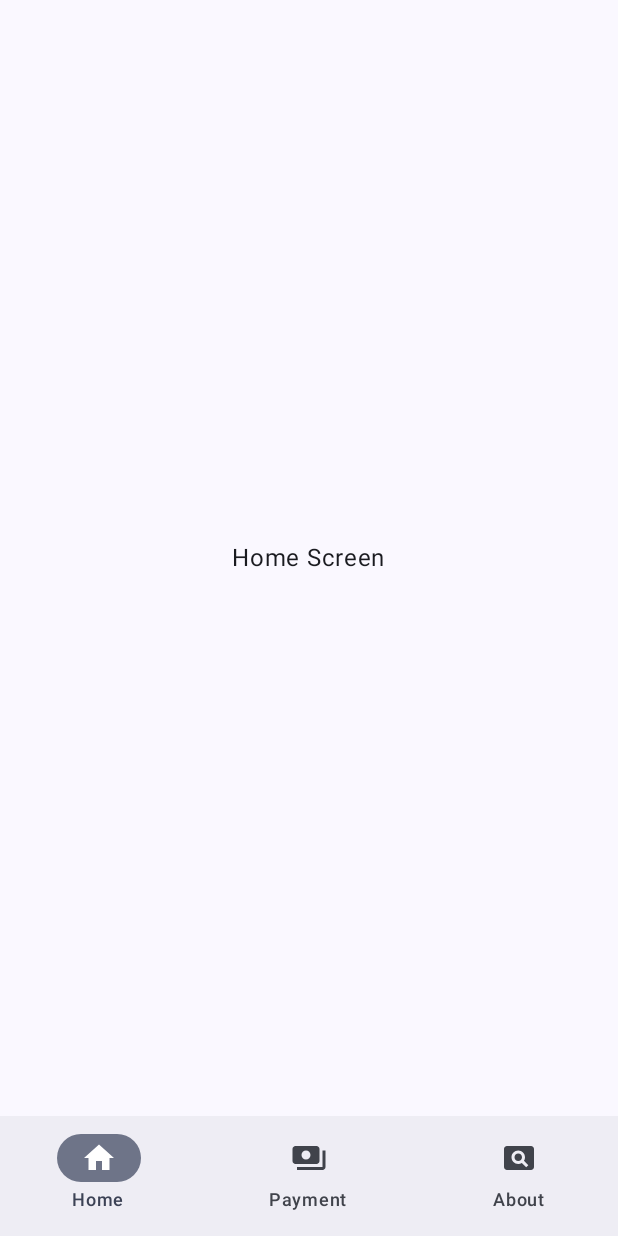
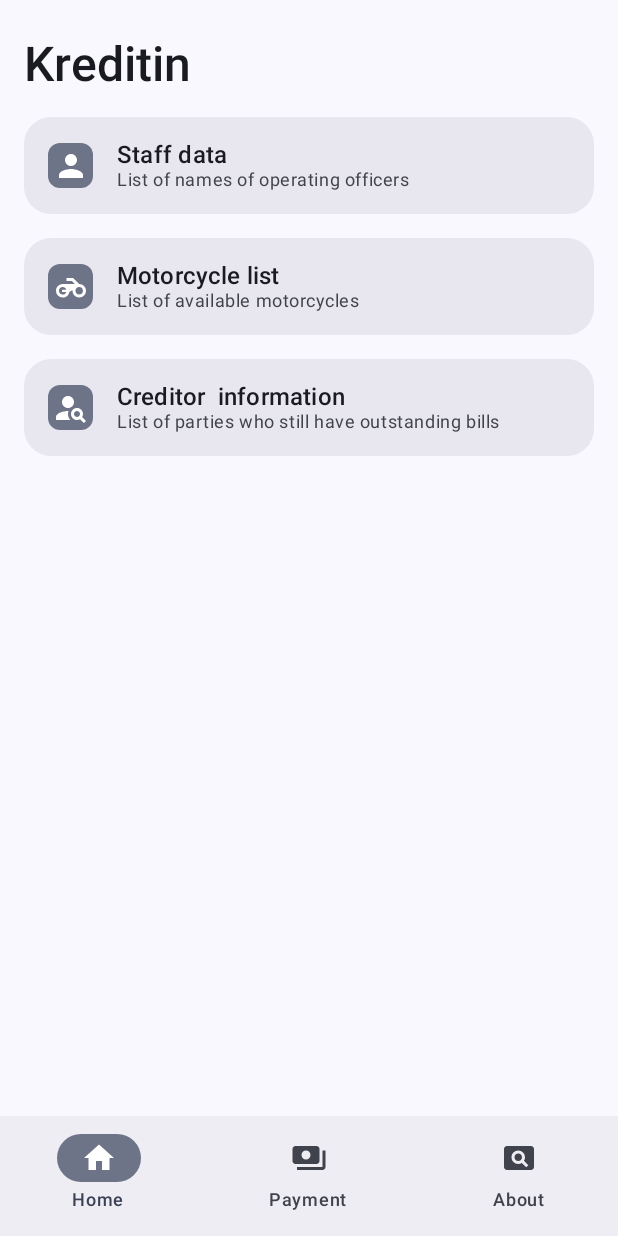
Before and after one commit to imkisi/kreditin, an Android app built with Jetpack Compose: the screen it shows after launch (MainActivity), on a phone screen of 412 x 824 dp. Run offline under Robolectric (Android 15) with nearby library versions, the phone set to English and light mode, and no system bars.

Commit message:
Update HomeScreen

```diff
--- a/app/src/main/java/com/example/kreditin/Home.kt
+++ b/app/src/main/java/com/example/kreditin/Home.kt
@@ -1,18 +1,238 @@
 package com.example.kreditin // Or your actual package name
 
+import androidx.compose.foundation.background
+import androidx.compose.foundation.clickable
 import androidx.compose.foundation.layout.Box
-import androidx.compose.foundation.layout.fillMaxSize
+import androidx.compose.foundation.layout.Column
+import androidx.compose.foundation.layout.Row
+import androidx.compose.foundation.layout.Spacer
+import androidx.compose.foundation.layout.fillMaxWidth
+import androidx.compose.foundation.layout.padding
+import androidx.compose.foundation.layout.size
+import androidx.compose.foundation.shape.RoundedCornerShape
+import androidx.compose.material.icons.Icons
+import androidx.compose.material.icons.filled.Motorcycle
+import androidx.compose.material.icons.filled.Person
+import androidx.compose.material.icons.filled.PersonSearch
+import androidx.compose.material3.CardDefaults
+import androidx.compose.material3.ElevatedCard
+import androidx.compose.material3.Icon
+import androidx.compose.material3.MaterialTheme
 import androidx.compose.material3.Text
 import androidx.compose.runtime.Composable
 import androidx.compose.ui.Alignment
 import androidx.compose.ui.Modifier
+import androidx.compose.ui.draw.clip
+import androidx.compose.ui.platform.LocalContext
+import androidx.compose.ui.unit.dp
+
+@Composable
+fun OfficerButton(
+    onClick: () -> Unit,
+    modifier: Modifier = Modifier
+) {
+    ElevatedCard(
+        onClick = onClick,
+        modifier = modifier
+            .fillMaxWidth()
+            .clickable(onClick = onClick),
+        shape = RoundedCornerShape(18.dp),
+        colors = CardDefaults.elevatedCardColors(
+            containerColor = MaterialTheme.colorScheme.surfaceContainerHigh
+        ),
+        elevation = CardDefaults.elevatedCardElevation(
+            defaultElevation = 0.dp,
+            pressedElevation = 2.dp
+        )
+    ) {
+        Row(
+            modifier = Modifier.padding(16.dp),
+            verticalAlignment = Alignment.CenterVertically
+        ) {
+            Box(
+                contentAlignment = Alignment.Center,
+                modifier = Modifier
+                    .size(30.dp)
+                    .clip(RoundedCornerShape(8.dp))
+                    .background(MaterialTheme.colorScheme.secondaryContainer)
+            ) {
+                Icon(
+                    imageVector = Icons.Default.Person,
+                    contentDescription = null,
+                    tint = MaterialTheme.colorScheme.onSecondaryContainer,
+                    modifier = Modifier.size(24.dp)
+                )
+            }
+
+            Spacer(modifier = Modifier.padding(start = 16.dp))
+
+            Column {
+                Text(
+                    text = "Staff data",
+                    style = MaterialTheme.typography.titleMedium,
+                    color = MaterialTheme.colorScheme.onSurface
+                )
+                Text(
+                    text = "List of names of operating officers",
+                    style = MaterialTheme.typography.bodySmall,
+                    color = MaterialTheme.colorScheme.onSurfaceVariant
+                )
+            }
+        }
+    }
+}
+
+@Composable
+fun VehicleButton(
+    onClick: () -> Unit,
+    modifier: Modifier = Modifier
+) {
+    ElevatedCard(
+        onClick = onClick,
+        modifier = modifier
+            .fillMaxWidth()
+            .clickable(onClick = onClick),
+        shape = RoundedCornerShape(18.dp),
+        colors = CardDefaults.elevatedCardColors(
+            containerColor = MaterialTheme.colorScheme.surfaceContainerHigh
+        ),
+        elevation = CardDefaults.elevatedCardElevation(
+            defaultElevation = 0.dp,
+            pressedElevation = 2.dp
+        )
+    ) {
+        Row(
+            modifier = Modifier.padding(16.dp),
+            verticalAlignment = Alignment.CenterVertically
+        ) {
+            Box(
+                contentAlignment = Alignment.Center,
+                modifier = Modifier
+                    .size(30.dp)
+                    .clip(RoundedCornerShape(8.dp))
+                    .background(MaterialTheme.colorScheme.secondaryContainer)
+            ) {
+                Icon(
+                    imageVector = Icons.Default.Motorcycle,
+                    contentDescription = null,
+                    tint = MaterialTheme.colorScheme.onSecondaryContainer,
+                    modifier = Modifier.size(24.dp)
+                )
+            }
+
+            Spacer(modifier = Modifier.padding(start = 16.dp))
+
+            Column {
+                Text(
+                    text = "Motorcycle list",
+                    style = MaterialTheme.typography.titleMedium,
+                    color = MaterialTheme.colorScheme.onSurface
+                )
+                Text(
+                    text = "List of available motorcycles",
+                    style = MaterialTheme.typography.bodySmall,
+                    color = MaterialTheme.colorScheme.onSurfaceVariant
+                )
+            }
+        }
+    }
+}
+
+@Composable
+fun CreditorButton(
+    onClick: () -> Unit,
+    modifier: Modifier = Modifier
+) {
+    ElevatedCard(
+        onClick = onClick,
+        modifier = modifier
+            .fillMaxWidth()
+            .clickable(onClick = onClick),
+        shape = RoundedCornerShape(18.dp),
+        colors = CardDefaults.elevatedCardColors(
+            containerColor = MaterialTheme.colorScheme.surfaceContainerHigh
+        ),
+        elevation = CardDefaults.elevatedCardElevation(
+            defaultElevation = 0.dp,
+            pressedElevation = 2.dp
+        )
+    ) {
+        Row(
+            modifier = Modifier.padding(16.dp),
+            verticalAlignment = Alignment.CenterVertically
+        ) {
+            Box(
+                contentAlignment = Alignment.Center,
+                modifier = Modifier
+                    .size(30.dp)
+                    .clip(RoundedCornerShape(8.dp))
+                    .background(MaterialTheme.colorScheme.secondaryContainer)
+            ) {
+                Icon(
+                    imageVector = Icons.Default.PersonSearch,
+                    contentDescription = null,
+                    tint = MaterialTheme.colorScheme.onSecondaryContainer,
+                    modifier = Modifier.size(24.dp)
+                )
+            }
+
+            Spacer(modifier = Modifier.padding(start = 16.dp))
+
+            Column {
+                Text(
+                    text = "Creditor  information",
+                    style = MaterialTheme.typography.titleMedium,
+                    color = MaterialTheme.colorScheme.onSurface
+                )
+                Text(
+                    text = "List of parties who still have outstanding bills",
+                    style = MaterialTheme.typography.bodySmall,
+                    color = MaterialTheme.colorScheme.onSurfaceVariant
+                )
+            }
+        }
+    }
+}
+
 
 @Composable
 fun HomeScreen() {
-    Box(
-        modifier = Modifier.fillMaxSize(),
-        contentAlignment = Alignment.Center
+    val context = LocalContext.current
+
+    Column(
+        modifier = Modifier
+            .padding(horizontal = 16.dp, vertical = 24.dp)
     ) {
-        Text(text = "Home Screen")
+        Text(text = "Kreditin",
+            style = MaterialTheme.typography.headlineLarge,
+            color = MaterialTheme.colorScheme.onSurface,
+            modifier = Modifier.padding(bottom = 16.dp))
+        Column(
+        ) {
+            OfficerButton(
+                onClick = {
+                    // val intent = Intent(context, OfficerListActivity::class.java)
+                    // context.startActivity(intent)
+                    println("Officer Button Clicked - Navigate to Officer List (TODO)")
+                },
+                modifier = Modifier.padding(bottom = 16.dp)
+            )
+            VehicleButton(
+                onClick = {
+                    // val intent = Intent(context, VehicleListActivity::class.java)
+                    // context.startActivity(intent)
+                    println("Officer Button Clicked - Navigate to Vehicle List (TODO)")
+                },
+                modifier = Modifier.padding(bottom = 16.dp)
+            )
+            CreditorButton(
+                onClick = {
+                    // val intent = Intent(context, CreditorListActivity::class.java)
+                    // context.startActivity(intent)
+                    println("Officer Button Clicked - Navigate to Creditor List (TODO)")
+                },
+                modifier = Modifier.padding(bottom = 16.dp)
+            )
+        }
     }
 }
--- a/app/src/main/java/com/example/kreditin/ui/theme/Type.kt
+++ b/app/src/main/java/com/example/kreditin/ui/theme/Type.kt
@@ -8,20 +8,111 @@ import androidx.compose.ui.unit.sp
 
 // Set of Material typography styles to start with
 val Typography = Typography(
+    displayLarge = androidx . compose . ui . text . TextStyle(
+        fontFamily = FontFamily.Default,
+        fontWeight = FontWeight.Normal,
+        fontSize = 57.sp,
+        lineHeight = 64.sp,
+        letterSpacing = (-0.25).sp
+    ),
+    displayMedium = TextStyle(
+        fontFamily = FontFamily.Default,
+        fontWeight = FontWeight.Normal,
+        fontSize = 45.sp,
+        lineHeight = 52.sp,
+        letterSpacing = 0.sp
+    ),
+    displaySmall = TextStyle(
+        fontFamily = FontFamily.Default,
+        fontWeight = FontWeight.Normal,
+        fontSize = 36.sp,
+        lineHeight = 44.sp,
+        letterSpacing = 0.sp
+    ),
+
+    // Headline styles
+    headlineLarge = TextStyle(
+        fontFamily = FontFamily.Default,
+        fontWeight = FontWeight.Medium,
+        fontSize = 32.sp,
+        lineHeight = 40.sp,
+        letterSpacing = 0.sp
+    ),
+    headlineMedium = TextStyle(
+        fontFamily = FontFamily.Default,
+        fontWeight = FontWeight.Normal,
+        fontSize = 28.sp,
+        lineHeight = 36.sp,
+        letterSpacing = 0.sp
+    ),
+    headlineSmall = TextStyle(
+        fontFamily = FontFamily.Default,
+        fontWeight = FontWeight.Normal,
+        fontSize = 24.sp,
+        lineHeight = 32.sp,
+        letterSpacing = 0.sp
+    ),
+
+    // Title styles
+    titleLarge = TextStyle(
+        fontFamily = FontFamily.Default,
+        fontWeight = FontWeight.Normal,
+        fontSize = 22.sp,
+        lineHeight = 28.sp,
+        letterSpacing = 0.sp
+    ),
+    titleMedium = TextStyle(
+        fontFamily = FontFamily.Default,
+        fontWeight = FontWeight.Medium,
+        fontSize = 16.sp,
+        lineHeight = 24.sp,
+        letterSpacing = 0.15.sp
+    ),
+    titleSmall = TextStyle(
+        fontFamily = FontFamily.Default,
+        fontWeight = FontWeight.Medium,
+        fontSize = 14.sp,
+        lineHeight = 20.sp,
+        letterSpacing = 0.1.sp
+    ),
+
+    // Body styles
     bodyLarge = TextStyle(
         fontFamily = FontFamily.Default,
         fontWeight = FontWeight.Normal,
         fontSize = 16.sp,
         lineHeight = 24.sp,
         letterSpacing = 0.5.sp
-    )
-    /* Other default text styles to override
-    titleLarge = TextStyle(
+    ),
+    bodyMedium = TextStyle(
         fontFamily = FontFamily.Default,
         fontWeight = FontWeight.Normal,
-        fontSize = 22.sp,
-        lineHeight = 28.sp,
-        letterSpacing = 0.sp
+        fontSize = 14.sp,
+        lineHeight = 20.sp,
+        letterSpacing = 0.25.sp
+    ),
+    bodySmall = TextStyle(
+        fontFamily = FontFamily.Default,
+        fontWeight = FontWeight.Normal,
+        fontSize = 12.sp,
+        lineHeight = 16.sp,
+        letterSpacing = 0.4.sp
+    ),
+
+    // Label styles
+    labelLarge = TextStyle(
+        fontFamily = FontFamily.Default,
+        fontWeight = FontWeight.Medium,
+        fontSize = 14.sp,
+        lineHeight = 20.sp,
+        letterSpacing = 0.1.sp
+    ),
+    labelMedium = TextStyle(
+        fontFamily = FontFamily.Default,
+        fontWeight = FontWeight.Medium,
+        fontSize = 12.sp,
+        lineHeight = 16.sp,
+        letterSpacing = 0.5.sp
     ),
     labelSmall = TextStyle(
         fontFamily = FontFamily.Default,
@@ -30,5 +121,4 @@ val Typography = Typography(
         lineHeight = 16.sp,
         letterSpacing = 0.5.sp
     )
-    */
 )
```
